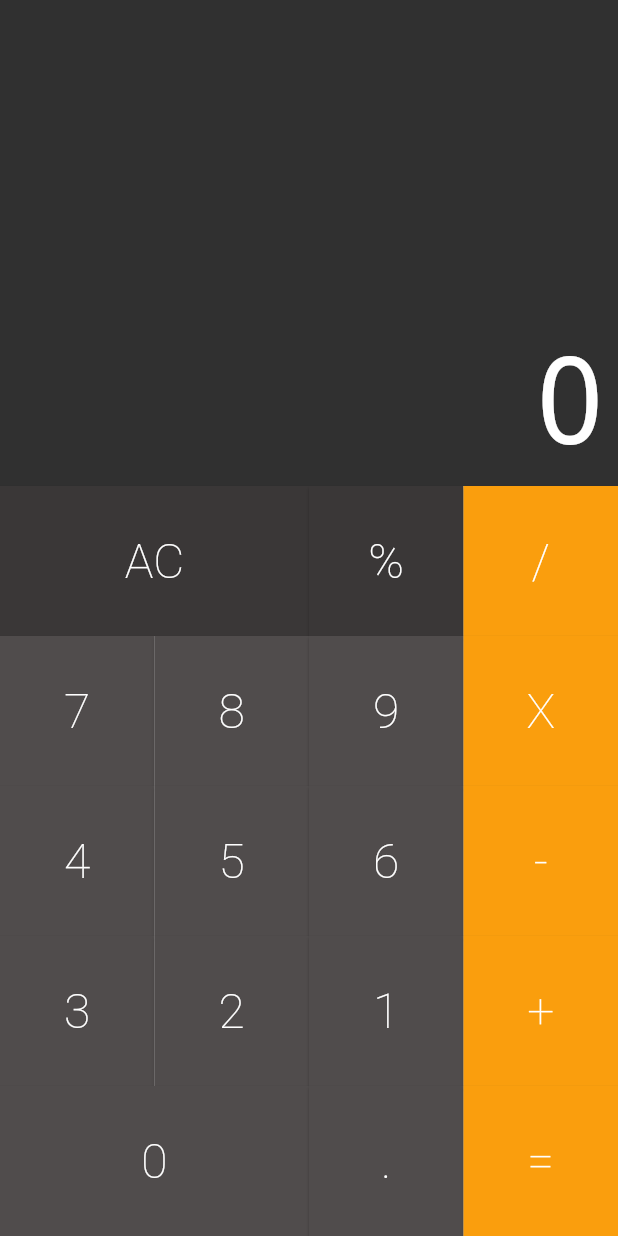
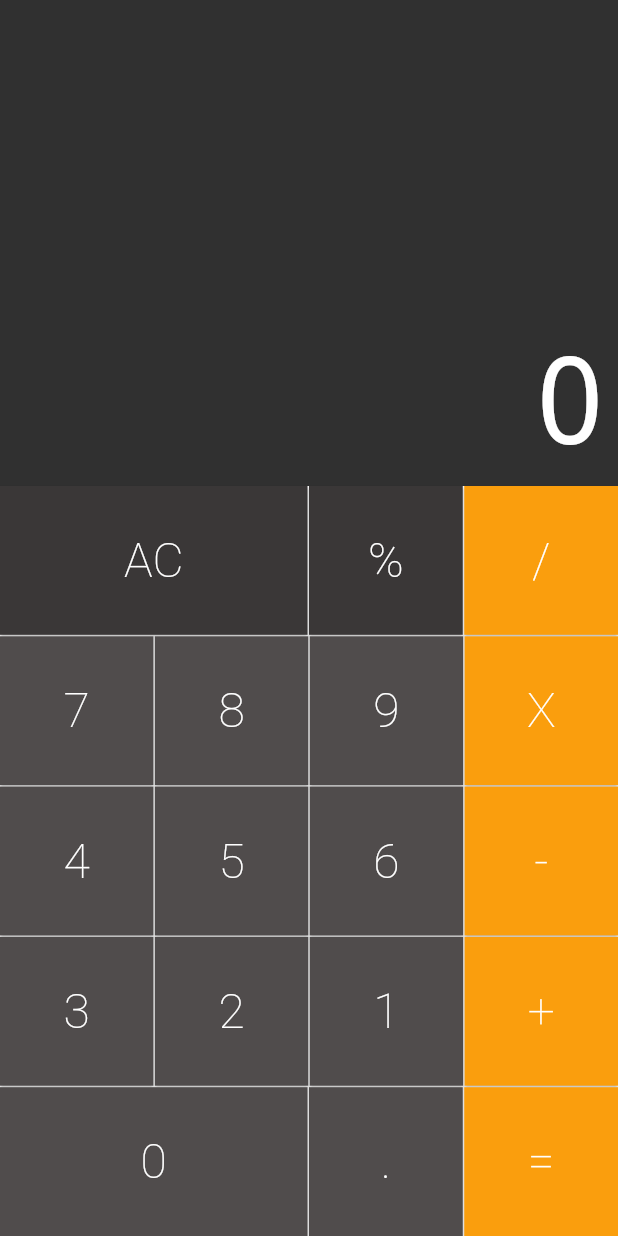
Before and after one commit to absjuniordev/Calculadora, a Flutter app: the screen it shows after launch, on a phone screen of 412 x 824 dp. Run offline on Flutter 3.47's test engine with Material 3 defaults, Android fonts, the phone set to English and light mode, and no system bars; drawn by our look-alikes of auto_size_text.

Commit message:
Ajustando espaços entre os botoões

```diff
--- a/lib/components/button_row.dart
+++ b/lib/components/button_row.dart
@@ -10,7 +10,12 @@ class ButtonRow extends StatelessWidget {
       flex: 1,
       child: Row(
         crossAxisAlignment: CrossAxisAlignment.stretch,
-        children: buttons,
+        children: buttons.fold([], (list, b) {
+          list.isEmpty
+              ? list.add(b)
+              : list.addAll([const SizedBox(width: 1), b]);
+          return list;
+        }),
       ),
     );
   }
--- a/lib/components/keyboard.dart
+++ b/lib/components/keyboard.dart
@@ -18,6 +18,7 @@ class Keyboard extends StatelessWidget {
               Button.operatio(text: "/", cb: cb),
             ],
           ),
+          const SizedBox(height: 1),
           ButtonRow(
             buttons: [
               Button(text: "7", cb: cb),
@@ -26,6 +27,7 @@ class Keyboard extends StatelessWidget {
               Button.operatio(text: "X", cb: cb),
             ],
           ),
+          const SizedBox(height: 1),
           ButtonRow(
             buttons: [
               Button(text: "4", cb: cb),
@@ -34,6 +36,7 @@ class Keyboard extends StatelessWidget {
               Button.operatio(text: "-", cb: cb),
             ],
           ),
+          const SizedBox(height: 1),
           ButtonRow(
             buttons: [
               Button(text: "3", cb: cb),
@@ -42,6 +45,7 @@ class Keyboard extends StatelessWidget {
               Button.operatio(text: "+", cb: cb),
             ],
           ),
+          const SizedBox(height: 1),
           ButtonRow(
             buttons: [
               Button.big(text: "0", cb: cb),
```
